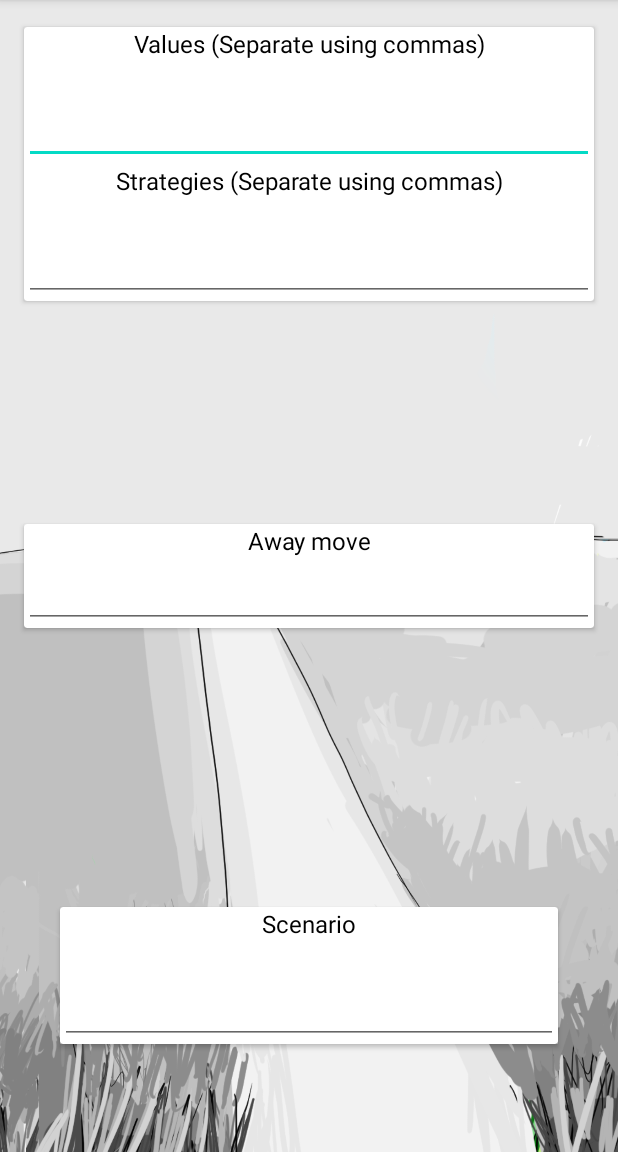
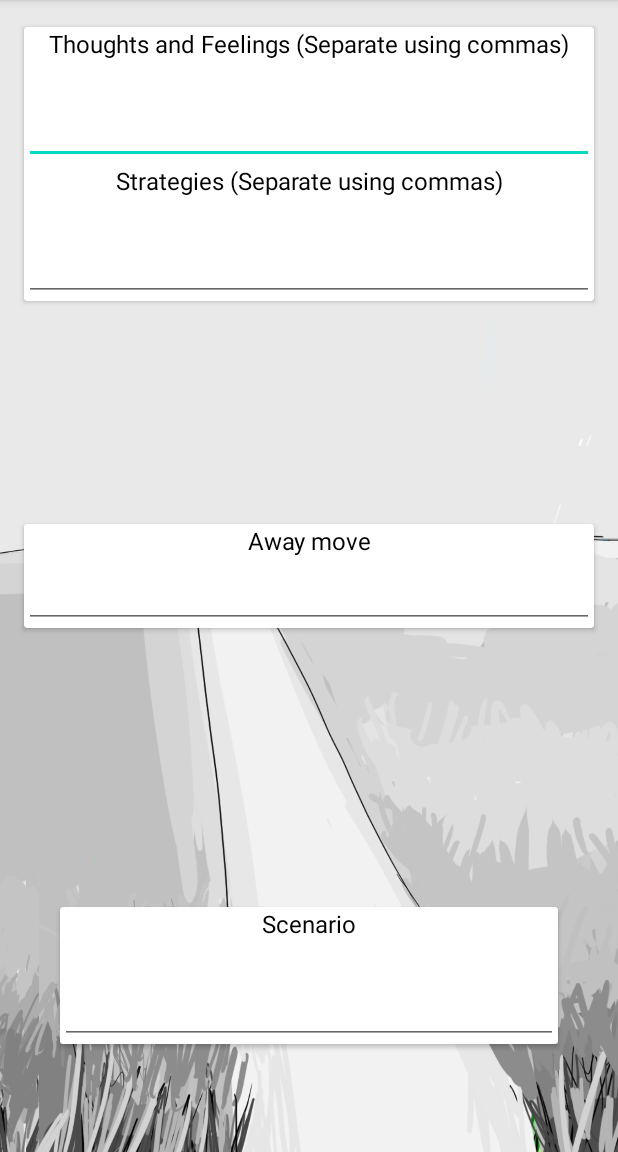
Before and after one commit to Dj5822/FACT-Application, an Android app: the fragment AwayFragment shown on its own in the app's theme, on a phone screen of 412 x 824 dp, the part 84-1236 px from its top. Run offline under Robolectric (Android 15) with nearby library versions, the phone set to English and light mode, and no system bars.

Commit message:
Change values to thoughts and feelings in away screen

```diff
--- a/app/src/main/java/com/example/factapplication/ui.choicepoint/ChoicepointModel.java
+++ b/app/src/main/java/com/example/factapplication/ui.choicepoint/ChoicepointModel.java
@@ -9,6 +9,9 @@ import androidx.lifecycle.ViewModel;
 public class ChoicepointModel extends ViewModel {
 
     private MutableLiveData<Boolean> editing = new MutableLiveData<>();
+    private MutableLiveData<String> scenario = new MutableLiveData<>();
+    private MutableLiveData<String> awayMove = new MutableLiveData<>();
+    private MutableLiveData<String> towardsMove = new MutableLiveData<>();
 
     public void initialize() {
         editing.setValue(true);
--- a/app/src/main/res/layout/activity_choicepoint_left.xml
+++ b/app/src/main/res/layout/activity_choicepoint_left.xml
@@ -70,7 +70,7 @@
                     android:id="@+id/choicepointValuesTextEdit"
                     android:layout_width="fill_parent"
                     android:layout_height="wrap_content"
-                    android:text="Values (Separate using commas)"
+                    android:text="Thoughts and Feelings (Separate using commas)"
                     android:textAlignment="center"
                     android:textColor="@color/black"
                     android:textSize="16sp" />
```
